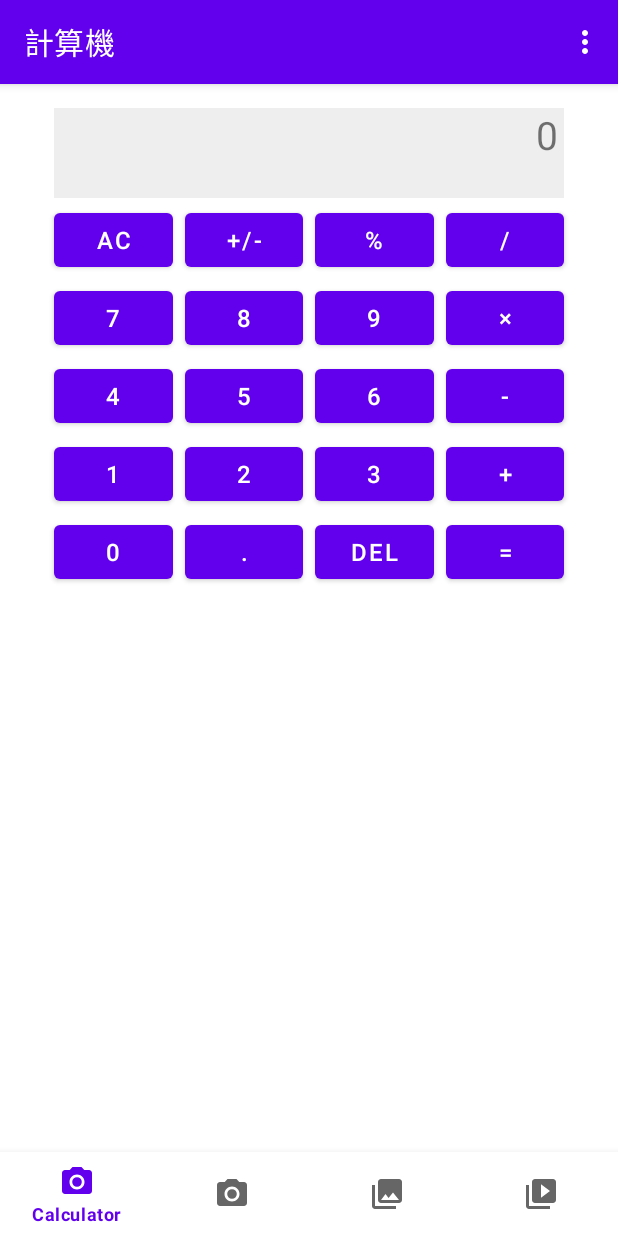
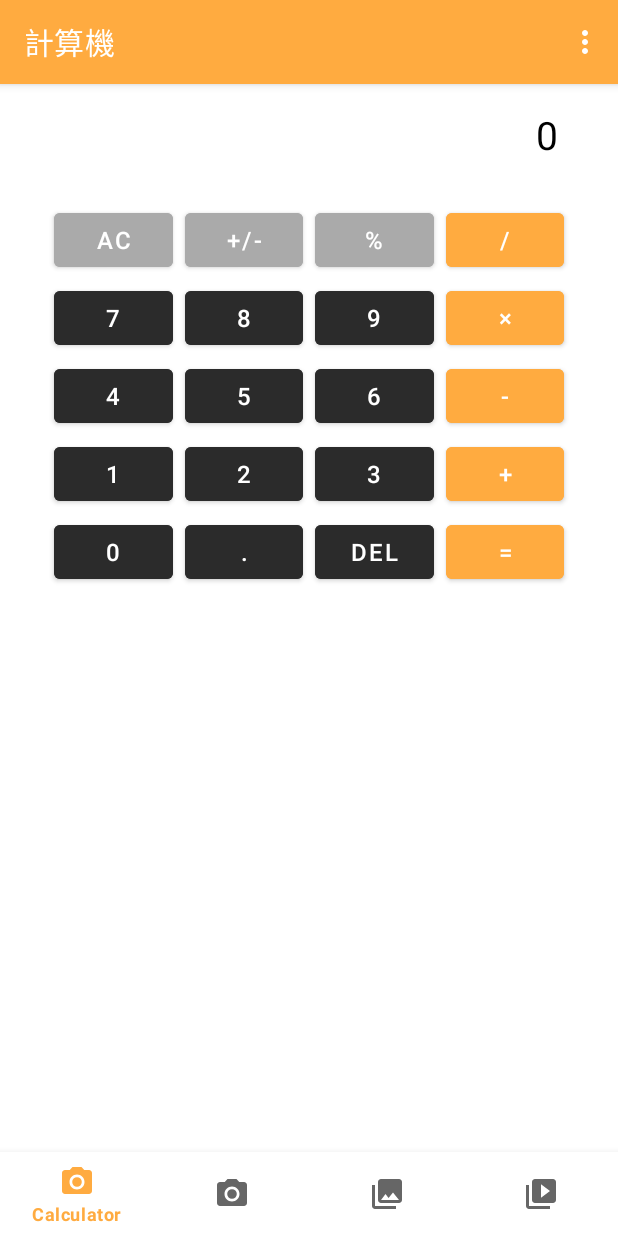
Before and after one commit to chen1080430/Dual-Calculator, an Android app: the screen it shows after launch (MainActivity), on a phone screen of 412 x 824 dp. Run offline under Robolectric (Android 15) with nearby library versions, the phone set to English and light mode, and no system bars; our stand-ins replace navigation-ui; 1 statement that could not run was skipped.

Commit message:
- update UI and theme color.

```diff
--- a/app/src/main/res/layout/calculator_layout.xml
+++ b/app/src/main/res/layout/calculator_layout.xml
@@ -39,7 +39,7 @@
     <!-- 第一行按鈕 -->
     <Button
         android:id="@+id/btnClear"
-        style="@style/CalculatorButton"
+        style="@style/CalculatorButton_Function"
         android:text="AC"
         app:layout_constraintEnd_toStartOf="@id/btnSign"
         app:layout_constraintHorizontal_weight="0.25"
@@ -49,7 +49,7 @@
 
     <Button
         android:id="@+id/btnSign"
-        style="@style/CalculatorButton"
+        style="@style/CalculatorButton_Function"
         android:text="+/-"
         app:layout_constraintEnd_toStartOf="@id/btnPercent"
         app:layout_constraintHorizontal_weight="0.25"
@@ -59,7 +59,7 @@
 
     <Button
         android:id="@+id/btnPercent"
-        style="@style/CalculatorButton"
+        style="@style/CalculatorButton_Function"
         android:text="%"
         app:layout_constraintEnd_toStartOf="@id/btnDivide"
         app:layout_constraintHorizontal_weight="0.25"
@@ -69,7 +69,7 @@
 
     <Button
         android:id="@+id/btnDivide"
-        style="@style/CalculatorButton"
+        style="@style/CalculatorButton_Function2"
         android:text="/"
         app:layout_constraintEnd_toEndOf="parent"
         app:layout_constraintHorizontal_weight="0.25"
@@ -110,7 +110,7 @@
 
     <Button
         android:id="@+id/btnMultiply"
-        style="@style/CalculatorButton"
+        style="@style/CalculatorButton_Function2"
         android:text="×"
         app:layout_constraintEnd_toEndOf="parent"
         app:layout_constraintHorizontal_weight="0.25"
@@ -151,7 +151,7 @@
 
     <Button
         android:id="@+id/btnMinus"
-        style="@style/CalculatorButton"
+        style="@style/CalculatorButton_Function2"
         android:text="-"
         app:layout_constraintEnd_toEndOf="parent"
         app:layout_constraintHorizontal_weight="0.25"
@@ -192,7 +192,7 @@
 
     <Button
         android:id="@+id/btnPlus"
-        style="@style/CalculatorButton"
+        style="@style/CalculatorButton_Function2"
         android:text="+"
         app:layout_constraintEnd_toEndOf="parent"
         app:layout_constraintHorizontal_weight="0.25"
@@ -235,7 +235,7 @@
 
     <Button
         android:id="@+id/btnEquals"
-        style="@style/CalculatorButton"
+        style="@style/CalculatorButton_Function2"
         android:text="="
         app:layout_constraintEnd_toEndOf="parent"
         app:layout_constraintHorizontal_weight="0.25"
--- /dev/null
+++ b/app/src/main/res/values-night/colors.xml
@@ -0,0 +1,9 @@
+<?xml version="1.0" encoding="utf-8"?>
+<resources>
+    <color name="calculator_display_text_color">@color/white</color>
+    <color name="calculator_display_background_color">#E92A2A2A</color>
+
+    <color name="calculator_button_text_color">@color/white</color>
+    <color name="calculator_button_background_number">#E9525252</color>
+
+</resources>
--- a/app/src/main/res/values-night/themes.xml
+++ b/app/src/main/res/values-night/themes.xml
@@ -2,8 +2,8 @@
     <!-- Base application theme. -->
     <style name="Theme.ResizeCalculator" parent="Theme.MaterialComponents.DayNight.DarkActionBar">
         <!-- Primary brand color. -->
-        <item name="colorPrimary">@color/purple_200</item>
-        <item name="colorPrimaryVariant">@color/purple_700</item>
+        <item name="colorPrimary">@color/orange_500</item>
+        <item name="colorPrimaryVariant">@color/orange_700</item>
         <item name="colorOnPrimary">@color/black</item>
         <!-- Secondary brand color. -->
         <item name="colorSecondary">@color/teal_200</item>
--- a/app/src/main/res/values/colors.xml
+++ b/app/src/main/res/values/colors.xml
@@ -3,8 +3,17 @@
     <color name="purple_200">#FFBB86FC</color>
     <color name="purple_500">#FF6200EE</color>
     <color name="purple_700">#FF3700B3</color>
+    <color name="orange_700">#FF6E40</color>
+    <color name="orange_500">#FFAB40</color>
+
     <color name="teal_200">#FF03DAC5</color>
     <color name="teal_700">#FF018786</color>
     <color name="black">#FF000000</color>
     <color name="white">#FFFFFFFF</color>
+    <color name="calculator_display_text_color">@color/black</color>
+    <color name="calculator_display_background_color">@color/white</color>
+
+    <color name="calculator_button_text_color">@color/white</color>
+    <color name="calculator_button_background_number">#E92A2A2A</color>
+
 </resources>
--- a/app/src/main/res/values/styles.xml
+++ b/app/src/main/res/values/styles.xml
@@ -6,10 +6,26 @@
         <item name="android:layout_margin">4dp</item>
         <item name="android:textSize">16sp</item>
         <item name="android:padding">4dp</item>
+        <item name="android:backgroundTint">@color/calculator_button_background_number</item>
+        <item name="android:textColor">@color/calculator_button_text_color</item>
     </style>
 
     <style name="CalculatorDisplay">
         <item name="android:layout_marginHorizontal">4dp</item>
         <item name="android:paddingHorizontal">4dp</item>
+        <item name="android:textColor">@color/calculator_display_text_color</item>
+        <item name="android:backgroundTint">@color/calculator_display_background_color</item>
+    </style>
+
+    <style name="CalculatorButton_Function" parent="CalculatorButton">
+        <item name="android:backgroundTint">@android:color/darker_gray</item>
+    </style>
+
+    <style name="CalculatorButton_Function2" parent="CalculatorButton">
+        <item name="android:backgroundTint">?colorPrimary</item>
+    </style>
+
+    <style name="CalculatorButton_Switch" parent="CalculatorButton">
+        <item name="android:backgroundTint">@android:color/holo_green_dark</item>
     </style>
 </resources>
--- a/app/src/main/res/values/themes.xml
+++ b/app/src/main/res/values/themes.xml
@@ -2,8 +2,8 @@
     <!-- Base application theme. -->
     <style name="Theme.ResizeCalculator" parent="Theme.MaterialComponents.DayNight.DarkActionBar">
         <!-- Primary brand color. -->
-        <item name="colorPrimary">@color/purple_500</item>
-        <item name="colorPrimaryVariant">@color/purple_700</item>
+        <item name="colorPrimary">@color/orange_500</item>
+        <item name="colorPrimaryVariant">@color/orange_700</item>
         <item name="colorOnPrimary">@color/white</item>
         <!-- Secondary brand color. -->
         <item name="colorSecondary">@color/teal_200</item>
```
